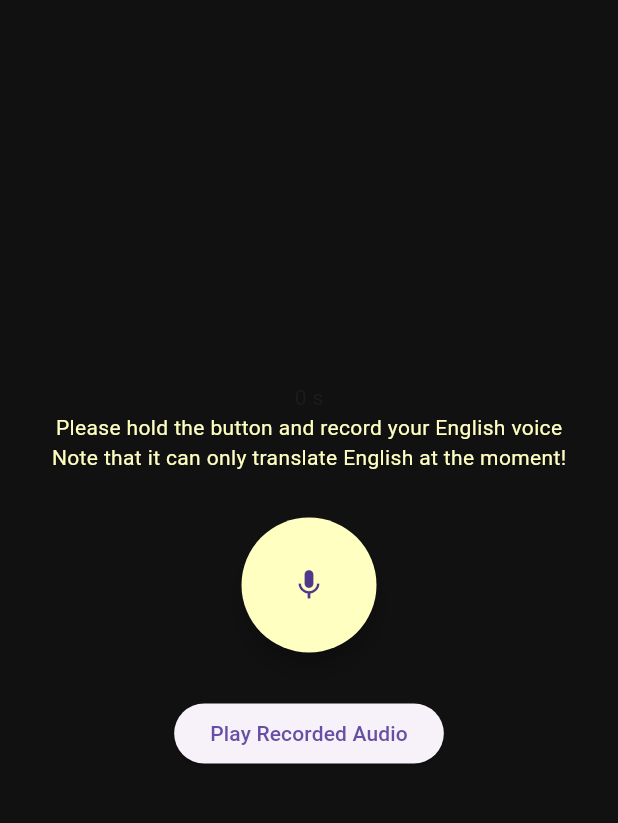
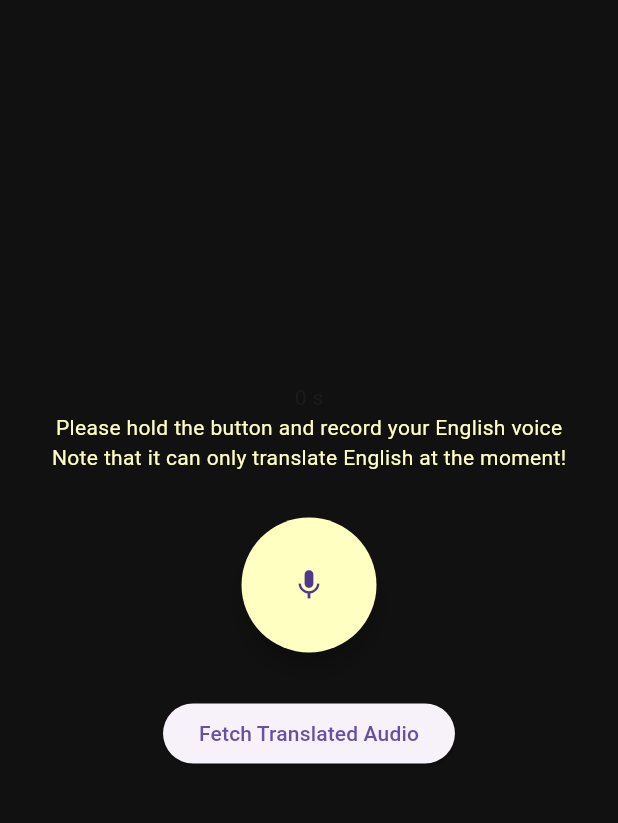
Before and after one commit to dorogit/SpeechSync, a Flutter app: the screen it shows after launch, after a tap on the "mic" icon, on a phone screen of 412 x 824 dp, the part 84-907 px from its top. Run offline on Flutter 3.47's test engine with Material 3 defaults, Android fonts, the phone set to English and light mode, and no system bars; our stand-ins replace dio, permission_handler; missing offline and left inert: flutter_sound; statements that could not run were skipped.

Commit message:
final update

```diff
--- a/lib/home_page.dart
+++ b/lib/home_page.dart
@@ -1,5 +1,6 @@
 import 'dart:io';
 
+import 'package:dio/dio.dart';
 import 'package:flutter/material.dart';
 import 'package:flutter_sound/flutter_sound.dart';
 import 'package:path_provider/path_provider.dart';
@@ -18,6 +19,8 @@ class _MyHomePageState extends State<MyHomePage> {
   final recorder = FlutterSoundRecorder();
   final player = FlutterSoundPlayer();
   bool isRecorderReady = false;
+  bool isLoading = false; // New flag to track loading state
+  String? apiResponse; // Variable to store API response
 
   @override
   void initState() {
@@ -46,18 +49,49 @@ class _MyHomePageState extends State<MyHomePage> {
 
   Future<String> getTemporaryFilePath() async {
     final directory = await getTemporaryDirectory();
-    return '${directory.path}/audio.wav';
+    return '${directory.path}/saved_video.mp4';
   }
 
   Future<void> record() async {
     final path = await getTemporaryFilePath();
-    await recorder.startRecorder(toFile: path, codec: Codec.pcm16WAV);
+    await recorder.startRecorder(toFile: path, codec: Codec.aacMP4);
   }
 
   Future<void> stop() async {
     if (!isRecorderReady) return;
     final path = await recorder.stopRecorder();
     final audioFile = File(path!);
+
+    setState(() {
+      isLoading = true; // Set loading to true when API request starts
+    });
+
+    // Create FormData object with the video file
+    FormData formData = FormData.fromMap({
+      'file': await MultipartFile.fromFile(path, filename: 'saved_video.mp4'),
+    });
+
+    try {
+      // Make API request using Dio
+      var response = await Dio().post(
+        'http://3.70.0.121:8000/upload_video/?language=hin',
+        data: formData,
+      );
+
+      // Set API response to the variable
+      setState(() {
+        apiResponse = response.toString();
+      });
+
+      // Print response data
+      print('API Response: $apiResponse');
+    } catch (e) {
+      print('Error uploading video: $e');
+    } finally {
+      setState(() {
+        isLoading = false; // Set loading to false when API request completes
+      });
+    }
 
     print("recorded audio: $audioFile and this is the path $path");
   }
@@ -124,12 +158,23 @@ class _MyHomePageState extends State<MyHomePage> {
                 ),
               ),
             ),
-            ElevatedButton(
-              onPressed: () async {
-                await play();
-              },
-              child: const Text('Play Recorded Audio'),
-            ),
+            isLoading
+                ? const CircularProgressIndicator() // Show loading indicator while API request is in progress
+                : ElevatedButton(
+                    onPressed: () async {
+                      await play();
+                    },
+                    child: const Text('Fetch Translated Audio'),
+                  ),
+            // Display API response
+            if (apiResponse != null)
+              Padding(
+                padding: const EdgeInsets.all(20),
+                child: Text(
+                  'API Response: $apiResponse',
+                  style: const TextStyle(color: Colors.white),
+                ),
+              ),
           ],
         ),
       ),
--- a/pubspec.yaml
+++ b/pubspec.yaml
@@ -35,10 +35,11 @@ dependencies:
   # Use with the CupertinoIcons class for iOS style icons.
   cupertino_icons: ^1.0.6
   permission_handler: ^11.3.0
-  record: ^4.4.4
+  record: ^5.0.4
   audioplayers: ^5.2.1
   flutter_sound: ^9.2.13
   path_provider: ^2.0.13
+  dio: ^5.4.1
 
 dev_dependencies:
   flutter_test:
```
Also changed, not shown: logo.png (added), pubspec.lock, 2 other files.
